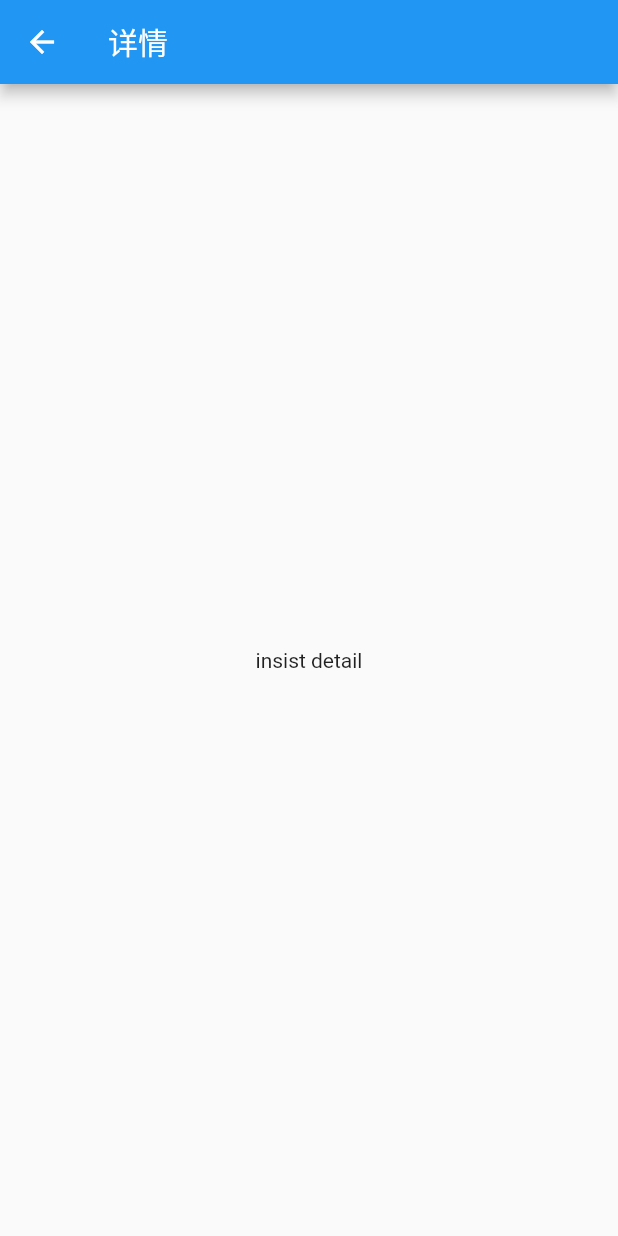
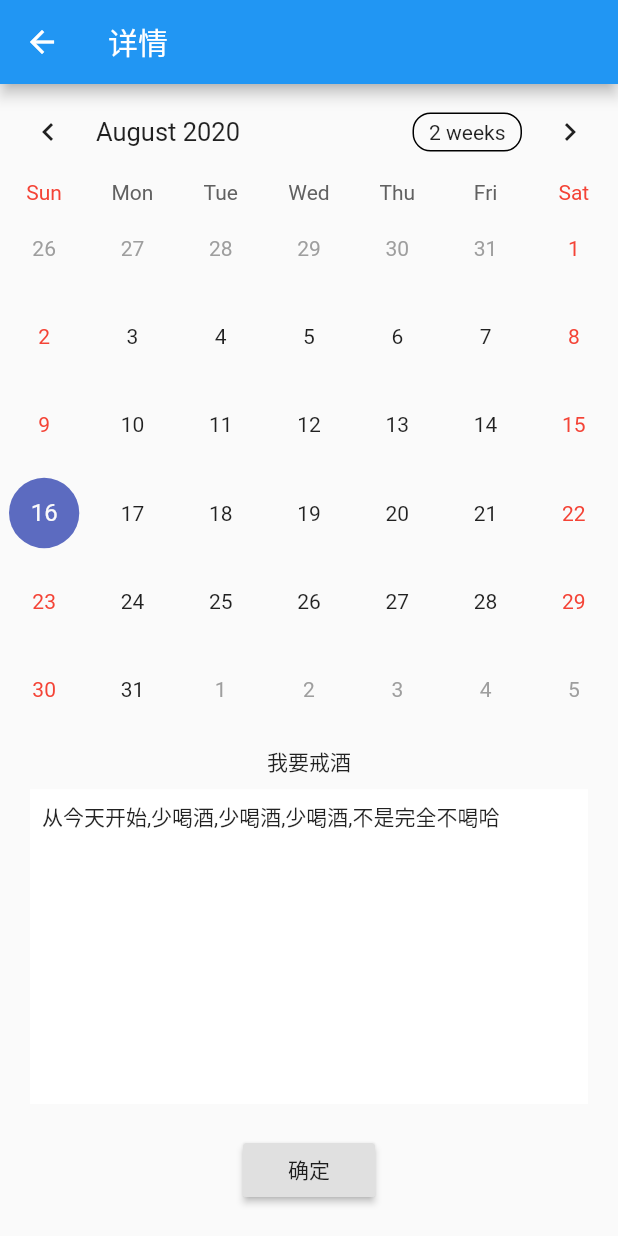
Before and after one commit to sniperdj/snpnote, a Flutter app: the screen it shows after launch, after a tap on "我要戒酒", on a phone screen of 412 x 824 dp. Run offline on Flutter 3.47's test engine with Material 2 defaults, Android fonts, the phone set to English and light mode, and no system bars; drawn by our look-alikes of table_calendar; our stand-ins replace flutter_swiper.

Commit message:
home 告一段落

```diff
--- a/lib/ui/pages/home/mock_home.dart
+++ b/lib/ui/pages/home/mock_home.dart
@@ -3,9 +3,21 @@ import 'package:snpnote/core/model/home/snp_insist_model.dart';
 import 'package:snpnote/core/model/home/snp_banner_model.dart';
 
 final List<SNPInsistModel> mockInsistLists = [
-  SNPInsistModel(id: "0", insistName: "我要戒酒", insistDays: "3"),
-  SNPInsistModel(id: "1", insistName: "我要减肥", insistDays: "1"),
-  SNPInsistModel(id: "1", insistName: "我要背英语单词", insistDays: "5"),
+  SNPInsistModel(
+      id: "0",
+      insistName: "我要戒酒",
+      insistDays: "3",
+      detailInfo: "从今天开始,少喝酒,少喝酒,少喝酒,不是完全不喝哈"),
+  SNPInsistModel(
+      id: "1",
+      insistName: "我要减肥",
+      insistDays: "1",
+      detailInfo: "从今天开始,运动,运动,运动,注意饮食哈"),
+  SNPInsistModel(
+      id: "1",
+      insistName: "我要背英语单词",
+      insistDays: "5",
+      detailInfo: "从今天开始,积少成多,坚持哈"),
 ];
 
 final List<SNPBannerModel> mockBannerList = [
--- a/lib/ui/pages/home/snp_home.dart
+++ b/lib/ui/pages/home/snp_home.dart
@@ -84,8 +84,9 @@ class SNPHomeScreen extends StatelessWidget {
                     return ListTile(
                       title: Text('${insistItem.insistName}'),
                       onTap: () {
-                        Navigator.of(context)
-                            .pushNamed(SNPInsistDetail.routeName);
+                        Navigator.of(context).pushNamed(
+                            SNPInsistDetail.routeName,
+                            arguments: insistItem);
                       },
                     );
                   }),
--- a/lib/ui/pages/home/snp_home_insist_detail.dart
+++ b/lib/ui/pages/home/snp_home_insist_detail.dart
@@ -1,19 +1,63 @@
 import 'package:flutter/material.dart';
+import 'package:snpnote/core/model/home/snp_insist_model.dart';
+import 'package:table_calendar/table_calendar.dart';
+import 'package:snpnote/ui/pages/home/snp_home_insist_detail.dart';
 
-class SNPInsistDetail extends StatelessWidget {
+class SNPInsistDetail extends StatefulWidget {
   static const String routeName = "/insistdetail";
 
   @override
+  _SNPInsistDetailState createState() => _SNPInsistDetailState();
+}
+
+class _SNPInsistDetailState extends State<SNPInsistDetail> {
+  final _calendarC = CalendarController();
+
+  @override
   Widget build(BuildContext context) {
+    SNPInsistModel _detail = ModalRoute.of(context).settings.arguments;
+    final width = MediaQuery.of(context).size.width;
     return Scaffold(
       appBar: AppBar(
         title: Text('详情'),
       ),
-      body: Container(
-        child: Center(
-          child: Text('insist detail'),
-        ),
+      body: Column(
+        children: <Widget>[
+          calendarSection(),
+          titleSection(_detail),
+          contentSection(_detail, width - 40),
+          buttonSection()
+        ],
       ),
     );
   }
+
+  Widget calendarSection() {
+    return TableCalendar(calendarController: _calendarC);
+  }
+
+  Widget titleSection(SNPInsistModel detail) {
+    return Container(
+      padding: EdgeInsets.all(8),
+      child: Text('${detail.insistName}'),
+    );
+  }
+
+  Widget contentSection(SNPInsistModel detail, double width) {
+    return Expanded(
+      child: Container(
+        width: width,
+        padding: EdgeInsets.all(8),
+        color: Colors.white,
+        child: Text('${detail.detailInfo}'),
+      ),
+    );
+  }
+
+  Widget buttonSection() {
+    return Container(
+      padding: EdgeInsets.symmetric(vertical: 20),
+      child: RaisedButton(child: Text('确定'), onPressed: () {}),
+    );
+  }
 }
--- a/pubspec.yaml
+++ b/pubspec.yaml
@@ -24,6 +24,7 @@ dependencies:
   # Use with the CupertinoIcons class for iOS style icons.
   cupertino_icons: ^0.1.2
   flutter_swiper : ^1.1.6
+  table_calendar: ^2.2.3
 
 dev_dependencies:
   flutter_test:
```
Also changed, not shown: pubspec.lock, 6 other files.
